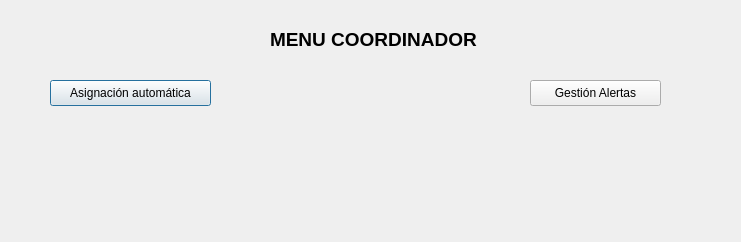
First picture: the form in menucoordinador.ui, repository CarlosMontero04/equipo301, before the edit.
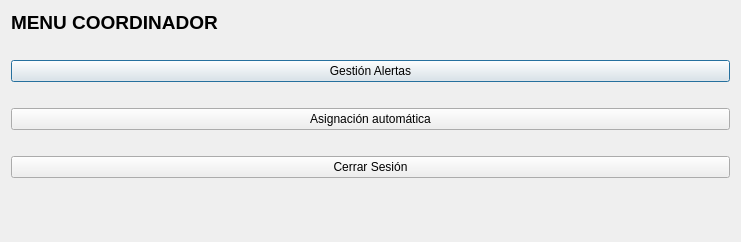
Second picture: the form after the edit.

```diff
--- a/menucoordinador.ui
+++ b/menucoordinador.ui
@@ -13,15 +13,9 @@
   <property name="windowTitle">
    <string>Dialog</string>
   </property>
+  <layout class="QVBoxLayout" name="verticalLayout">
+   <item>
   <widget class="QLabel" name="label">
-   <property name="geometry">
-    <rect>
-     <x>270</x>
-     <y>30</y>
-     <width>211</width>
-     <height>18</height>
-    </rect>
-   </property>
    <property name="font">
     <font>
      <pointsize>14</pointsize>
@@ -32,32 +26,81 @@
     <string>MENU COORDINADOR</string>
    </property>
   </widget>
-  <widget class="QPushButton" name="btnIrAsignacion">
-   <property name="geometry">
-    <rect>
-     <x>50</x>
-     <y>80</y>
-     <width>161</width>
-     <height>26</height>
-    </rect>
-   </property>
-   <property name="text">
-    <string>Asignación automática</string>
-   </property>
-  </widget>
+   </item>
+   <item>
+    <spacer name="horizontalSpacer_3">
+     <property name="orientation">
+      <enum>Qt::Horizontal</enum>
+     </property>
+     <property name="sizeHint" stdset="0">
+      <size>
+       <width>40</width>
+       <height>20</height>
+      </size>
+     </property>
+    </spacer>
+   </item>
+   <item>
   <widget class="QPushButton" name="btnIrAlertas">
-   <property name="geometry">
-    <rect>
-     <x>530</x>
-     <y>80</y>
-     <width>131</width>
-     <height>26</height>
-    </rect>
-   </property>
    <property name="text">
     <string>Gestión Alertas</string>
    </property>
   </widget>
+   </item>
+   <item>
+    <spacer name="horizontalSpacer_2">
+     <property name="orientation">
+      <enum>Qt::Horizontal</enum>
+     </property>
+     <property name="sizeHint" stdset="0">
+      <size>
+       <width>40</width>
+       <height>20</height>
+      </size>
+     </property>
+    </spacer>
+   </item>
+   <item>
+    <widget class="QPushButton" name="btnIrAsignacion">
+     <property name="text">
+      <string>Asignación automática</string>
+     </property>
+    </widget>
+   </item>
+   <item>
+    <spacer name="horizontalSpacer">
+     <property name="orientation">
+      <enum>Qt::Horizontal</enum>
+     </property>
+     <property name="sizeHint" stdset="0">
+      <size>
+       <width>40</width>
+       <height>20</height>
+      </size>
+     </property>
+    </spacer>
+   </item>
+   <item>
+    <widget class="QPushButton" name="btnCerrarSesion">
+     <property name="text">
+      <string>Cerrar Sesión</string>
+     </property>
+    </widget>
+   </item>
+   <item>
+    <spacer name="verticalSpacer">
+     <property name="orientation">
+      <enum>Qt::Vertical</enum>
+     </property>
+     <property name="sizeHint" stdset="0">
+      <size>
+       <width>20</width>
+       <height>40</height>
+      </size>
+     </property>
+    </spacer>
+   </item>
+  </layout>
  </widget>
  <resources/>
  <connections/>
```
Lines whose indentation alone changed are shown as unchanged.
